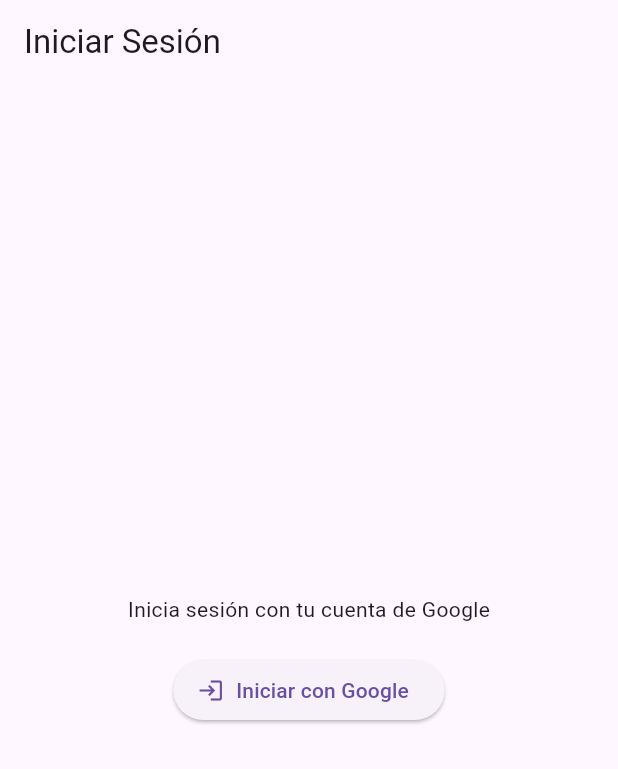
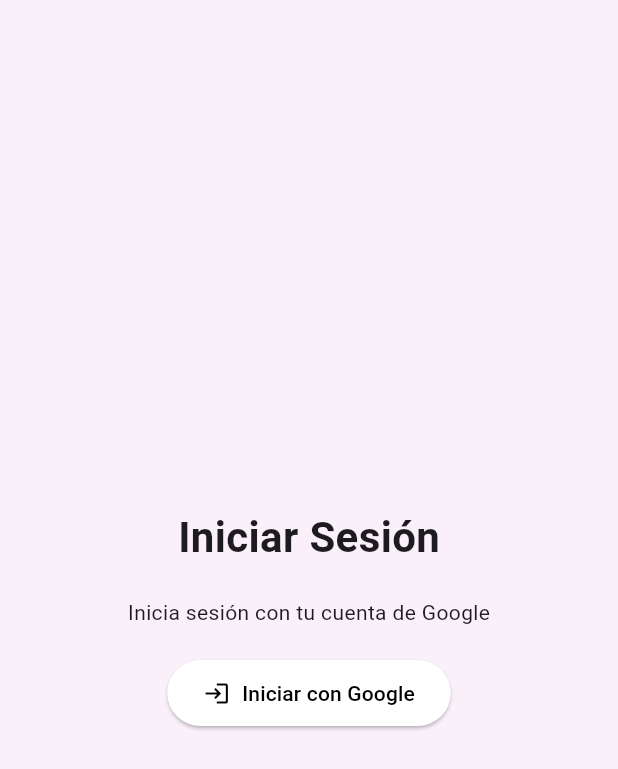
Before and after one commit to Lensshen/FinalPokemon, a Flutter app: the screen it shows after launch, after a tap on "Iniciar con Google", on a phone screen of 412 x 824 dp. Shown: the top 769 px of the screen. Run offline on Flutter 3.47's test engine with Material 3 defaults, Android fonts, the phone set to English and light mode, and no system bars; our stand-ins replace firebase_auth, firebase_core, google_sign_in; accounts and stored records are empty.

Commit message:
Google autentication funcional a

```diff
--- a/app_pokemon/lib/IniciarSecion.dart
+++ b/app_pokemon/lib/IniciarSecion.dart
@@ -1,79 +1,83 @@
+import 'package:flutter/foundation.dart' show kIsWeb;
 import 'package:flutter/material.dart';
 import 'package:firebase_auth/firebase_auth.dart';
 import 'package:google_sign_in/google_sign_in.dart';
 
-class LoginScreen extends StatefulWidget {
+class LoginScreen extends StatelessWidget {
   const LoginScreen({super.key});
 
-  @override
-  State<LoginScreen> createState() => _LoginScreenState();
-}
+  Future<void> _signInWithGoogle(BuildContext context) async {
+    try {
+      UserCredential userCredential;
 
-class _LoginScreenState extends State<LoginScreen> {
-  bool _isSigningIn = false;
-
-  Future<void> _signInWithGoogle() async {
-    setState(() => _isSigningIn = true);
-    try {
+      if (kIsWeb) {
+        GoogleAuthProvider googleProvider = GoogleAuthProvider();
+        userCredential = await FirebaseAuth.instance.signInWithPopup(
+          googleProvider,
+        );
+      } else {
         final GoogleSignInAccount? googleUser = await GoogleSignIn().signIn();
-      if (googleUser == null) {
-        setState(() => _isSigningIn = false);
-        return;
-      }
+        if (googleUser == null) return;
 
         final GoogleSignInAuthentication googleAuth =
             await googleUser.authentication;
+
         final credential = GoogleAuthProvider.credential(
           accessToken: googleAuth.accessToken,
           idToken: googleAuth.idToken,
         );
 
-      await FirebaseAuth.instance.signInWithCredential(credential);
+        userCredential = await FirebaseAuth.instance.signInWithCredential(
+          credential,
+        );
+      }
+
+      final user = userCredential.user;
+      if (user != null) {
+        ScaffoldMessenger.of(context).showSnackBar(
+          SnackBar(content: Text("Bienvenido, ${user.displayName}")),
+        );
+      }
     } catch (e) {
+      debugPrint("Error en Google Sign-In: $e");
       ScaffoldMessenger.of(
         context,
-      ).showSnackBar(SnackBar(content: Text('Error al iniciar sesión: $e')));
-    } finally {
-      setState(() => _isSigningIn = false);
+      ).showSnackBar(SnackBar(content: Text("Error: ${e.toString()}")));
     }
   }
 
   @override
   Widget build(BuildContext context) {
-    final user = FirebaseAuth.instance.currentUser;
-
     return Scaffold(
-      appBar: AppBar(title: const Text('Iniciar Sesión')),
+      backgroundColor: const Color(0xFFFAF0FA),
       body: Center(
-        child:
-            user != null
-                ? Column(
-                  mainAxisAlignment: MainAxisAlignment.center,
+        child: Padding(
+          padding: const EdgeInsets.all(24.0),
+          child: Column(
+            mainAxisSize: MainAxisSize.min,
             children: [
-                    Text('Bienvenido, ${user.displayName}'),
+              const Text(
+                'Iniciar Sesión',
+                style: TextStyle(fontSize: 28, fontWeight: FontWeight.bold),
+              ),
               const SizedBox(height: 20),
-                    ElevatedButton(
-                      onPressed: () async {
-                        await FirebaseAuth.instance.signOut();
-                        setState(() {});
-                      },
-                      child: const Text('Cerrar Sesión'),
+              const Text('Inicia sesión con tu cuenta de Google'),
+              const SizedBox(height: 20),
+              ElevatedButton.icon(
+                icon: const Icon(Icons.login),
+                label: const Text("Iniciar con Google"),
+                onPressed: () => _signInWithGoogle(context),
+                style: ElevatedButton.styleFrom(
+                  backgroundColor: Colors.white,
+                  foregroundColor: Colors.black,
+                  padding: const EdgeInsets.symmetric(
+                    horizontal: 24,
+                    vertical: 12,
+                  ),
+                ),
               ),
             ],
-                )
-                : Column(
-                  mainAxisAlignment: MainAxisAlignment.center,
-                  children: [
-                    const Text('Inicia sesión con tu cuenta de Google'),
-                    const SizedBox(height: 20),
-                    _isSigningIn
-                        ? const CircularProgressIndicator()
-                        : ElevatedButton.icon(
-                          onPressed: _signInWithGoogle,
-                          icon: const Icon(Icons.login),
-                          label: const Text('Iniciar con Google'),
           ),
-                  ],
         ),
       ),
     );
--- a/app_pokemon/lib/main.dart
+++ b/app_pokemon/lib/main.dart
@@ -1,6 +1,6 @@
+import 'package:flutter/material.dart';
 import 'package:firebase_core/firebase_core.dart';
 import 'firebase_options.dart';
-import 'package:flutter/material.dart';
 import 'IniciarSecion.dart';
 
 void main() async {
@@ -10,7 +10,7 @@ void main() async {
 }
 
 class MyApp extends StatelessWidget {
-  const MyApp({Key? key}) : super(key: key);
+  const MyApp({super.key});
 
   @override
   Widget build(BuildContext context) {
```
Lines whose indentation alone changed are shown as unchanged.
